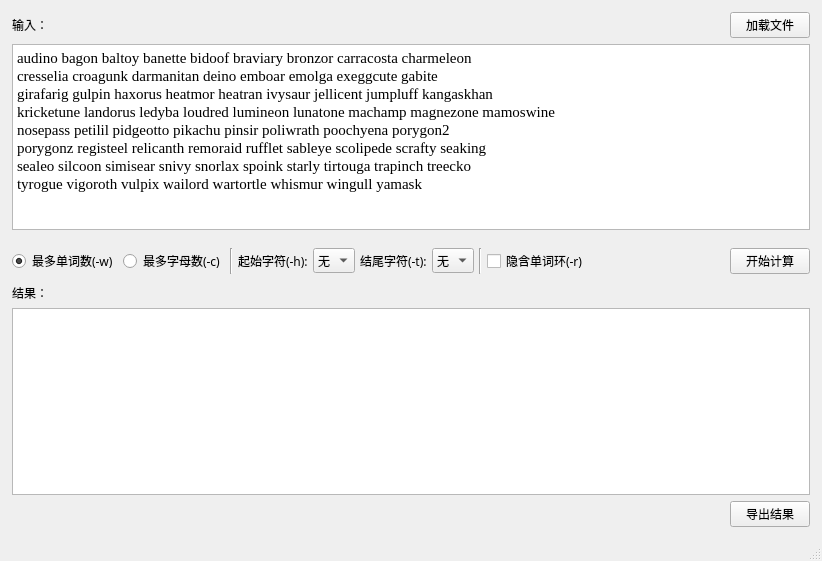
Old version of the form gui/src/mainwindow.ui in the repository HansBug/pair_program_word_chain.
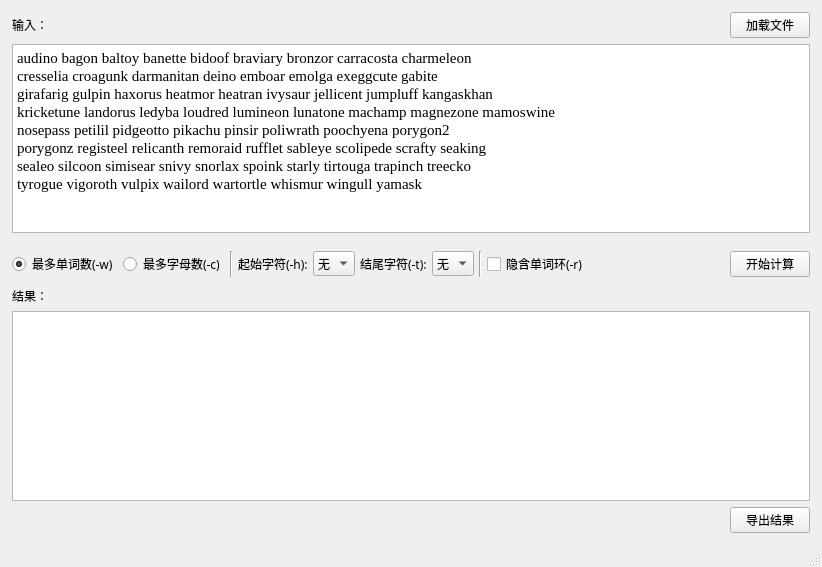
New version of the form.

Commit message: add funcitons for reading words from file

Diff of the .ui file:
```diff
--- a/gui/src/mainwindow.ui
+++ b/gui/src/mainwindow.ui
@@ -7,7 +7,7 @@
     <x>0</x>
     <y>0</y>
     <width>822</width>
-    <height>561</height>
+    <height>567</height>
    </rect>
   </property>
   <property name="windowTitle">
@@ -590,7 +590,7 @@
        </font>
       </property>
       <property name="readOnly">
-       <bool>false</bool>
+       <bool>true</bool>
       </property>
       <property name="plainText">
        <string/>
```
The commit also changes 2 other files.
